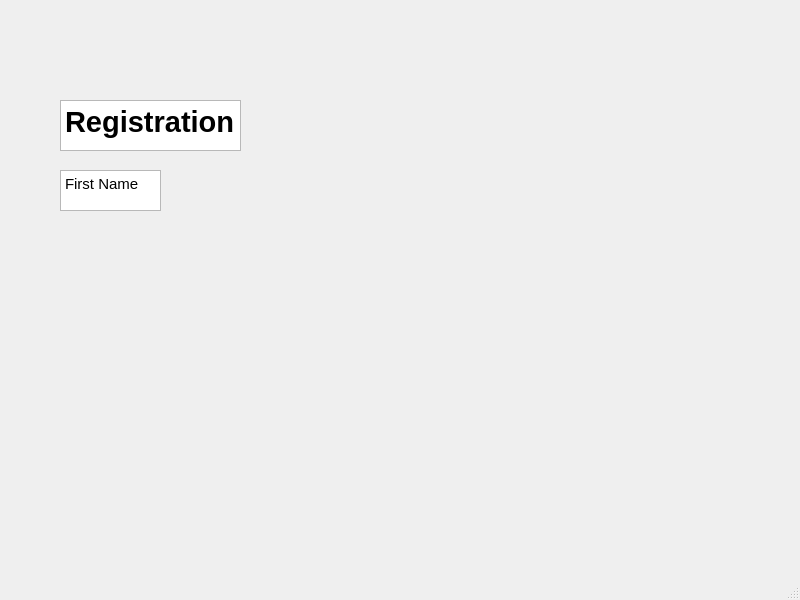
muazzamaqeel/Software-Project-CTS-5, file code/Staging_Environment/SP23/code/SP23/registration_window.ui: the form before one commit.
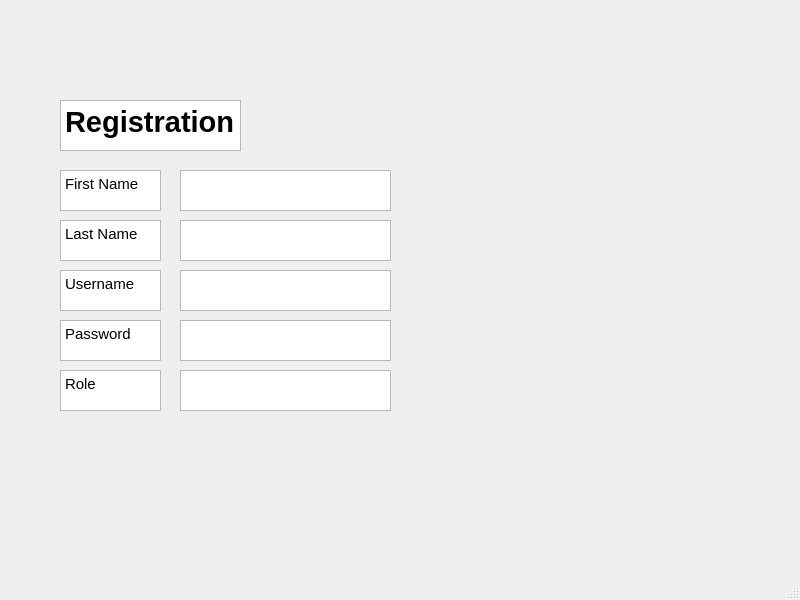
The form after the commit.

Diff of the .ui file:
```diff
--- a/code/Staging_Environment/SP23/code/SP23/registration_window.ui
+++ b/code/Staging_Environment/SP23/code/SP23/registration_window.ui
@@ -14,7 +14,47 @@
    <string>MainWindow</string>
   </property>
   <widget class="QWidget" name="centralwidget">
-   <widget class="QTextBrowser" name="textBrowser">
+   <widget class="QTextBrowser" name="textBrowser_5">
+    <property name="geometry">
+     <rect>
+      <x>60</x>
+      <y>320</y>
+      <width>101</width>
+      <height>41</height>
+     </rect>
+    </property>
+    <property name="html">
+     <string>&lt;!DOCTYPE HTML PUBLIC &quot;-//W3C//DTD HTML 4.0//EN&quot; &quot;http://www.w3.org/TR/REC-html40/strict.dtd&quot;&gt;
+&lt;html&gt;&lt;head&gt;&lt;meta name=&quot;qrichtext&quot; content=&quot;1&quot; /&gt;&lt;meta charset=&quot;utf-8&quot; /&gt;&lt;style type=&quot;text/css&quot;&gt;
+p, li { white-space: pre-wrap; }
+hr { height: 1px; border-width: 0; }
+li.unchecked::marker { content: &quot;\2610&quot;; }
+li.checked::marker { content: &quot;\2612&quot;; }
+&lt;/style&gt;&lt;/head&gt;&lt;body style=&quot; font-family:'Segoe UI'; font-size:9pt; font-weight:400; font-style:normal;&quot;&gt;
+&lt;p style=&quot; margin-top:0px; margin-bottom:0px; margin-left:0px; margin-right:0px; -qt-block-indent:0; text-indent:0px;&quot;&gt;&lt;span style=&quot; font-size:11pt;&quot;&gt;Password&lt;/span&gt;&lt;/p&gt;&lt;/body&gt;&lt;/html&gt;</string>
+    </property>
+   </widget>
+   <widget class="QTextEdit" name="textEdit">
+    <property name="geometry">
+     <rect>
+      <x>180</x>
+      <y>170</y>
+      <width>211</width>
+      <height>41</height>
+     </rect>
+    </property>
+   </widget>
+   <widget class="QTextEdit" name="textEdit_4">
+    <property name="geometry">
+     <rect>
+      <x>180</x>
+      <y>320</y>
+      <width>211</width>
+      <height>41</height>
+     </rect>
+    </property>
+   </widget>
+   <widget class="QTextBrowser" name="textBrowser_4">
     <property name="geometry">
      <rect>
       <x>60</x>
@@ -34,7 +74,77 @@
 &lt;p style=&quot; margin-top:0px; margin-bottom:0px; margin-left:0px; margin-right:0px; -qt-block-indent:0; text-indent:0px;&quot;&gt;&lt;span style=&quot; font-size:22pt; font-weight:700;&quot;&gt;Registration&lt;/span&gt;&lt;/p&gt;&lt;/body&gt;&lt;/html&gt;</string>
     </property>
    </widget>
-   <widget class="QTextBrowser" name="textBrowser_2">
+   <widget class="QTextBrowser" name="textBrowser_7">
+    <property name="geometry">
+     <rect>
+      <x>60</x>
+      <y>370</y>
+      <width>101</width>
+      <height>41</height>
+     </rect>
+    </property>
+    <property name="html">
+     <string>&lt;!DOCTYPE HTML PUBLIC &quot;-//W3C//DTD HTML 4.0//EN&quot; &quot;http://www.w3.org/TR/REC-html40/strict.dtd&quot;&gt;
+&lt;html&gt;&lt;head&gt;&lt;meta name=&quot;qrichtext&quot; content=&quot;1&quot; /&gt;&lt;meta charset=&quot;utf-8&quot; /&gt;&lt;style type=&quot;text/css&quot;&gt;
+p, li { white-space: pre-wrap; }
+hr { height: 1px; border-width: 0; }
+li.unchecked::marker { content: &quot;\2610&quot;; }
+li.checked::marker { content: &quot;\2612&quot;; }
+&lt;/style&gt;&lt;/head&gt;&lt;body style=&quot; font-family:'Segoe UI'; font-size:9pt; font-weight:400; font-style:normal;&quot;&gt;
+&lt;p style=&quot; margin-top:0px; margin-bottom:0px; margin-left:0px; margin-right:0px; -qt-block-indent:0; text-indent:0px;&quot;&gt;&lt;span style=&quot; font-size:11pt;&quot;&gt;Role&lt;/span&gt;&lt;/p&gt;&lt;/body&gt;&lt;/html&gt;</string>
+    </property>
+   </widget>
+   <widget class="QTextEdit" name="textEdit_3">
+    <property name="geometry">
+     <rect>
+      <x>180</x>
+      <y>270</y>
+      <width>211</width>
+      <height>41</height>
+     </rect>
+    </property>
+   </widget>
+   <widget class="QTextBrowser" name="textBrowser_3">
+    <property name="geometry">
+     <rect>
+      <x>60</x>
+      <y>220</y>
+      <width>101</width>
+      <height>41</height>
+     </rect>
+    </property>
+    <property name="html">
+     <string>&lt;!DOCTYPE HTML PUBLIC &quot;-//W3C//DTD HTML 4.0//EN&quot; &quot;http://www.w3.org/TR/REC-html40/strict.dtd&quot;&gt;
+&lt;html&gt;&lt;head&gt;&lt;meta name=&quot;qrichtext&quot; content=&quot;1&quot; /&gt;&lt;meta charset=&quot;utf-8&quot; /&gt;&lt;style type=&quot;text/css&quot;&gt;
+p, li { white-space: pre-wrap; }
+hr { height: 1px; border-width: 0; }
+li.unchecked::marker { content: &quot;\2610&quot;; }
+li.checked::marker { content: &quot;\2612&quot;; }
+&lt;/style&gt;&lt;/head&gt;&lt;body style=&quot; font-family:'Segoe UI'; font-size:9pt; font-weight:400; font-style:normal;&quot;&gt;
+&lt;p style=&quot; margin-top:0px; margin-bottom:0px; margin-left:0px; margin-right:0px; -qt-block-indent:0; text-indent:0px;&quot;&gt;&lt;span style=&quot; font-size:11pt;&quot;&gt;Last Name&lt;/span&gt;&lt;/p&gt;&lt;/body&gt;&lt;/html&gt;</string>
+    </property>
+   </widget>
+   <widget class="QTextEdit" name="textEdit_5">
+    <property name="geometry">
+     <rect>
+      <x>180</x>
+      <y>370</y>
+      <width>211</width>
+      <height>41</height>
+     </rect>
+    </property>
+   </widget>
+   <widget class="QTextEdit" name="textEdit_2">
+    <property name="geometry">
+     <rect>
+      <x>180</x>
+      <y>220</y>
+      <width>211</width>
+      <height>41</height>
+     </rect>
+    </property>
+   </widget>
+   <widget class="QTextBrowser" name="textBrowser_8">
     <property name="geometry">
      <rect>
       <x>60</x>
@@ -54,6 +164,26 @@
 &lt;p style=&quot; margin-top:0px; margin-bottom:0px; margin-left:0px; margin-right:0px; -qt-block-indent:0; text-indent:0px;&quot;&gt;&lt;span style=&quot; font-size:11pt;&quot;&gt;First Name&lt;/span&gt;&lt;/p&gt;&lt;/body&gt;&lt;/html&gt;</string>
     </property>
    </widget>
+   <widget class="QTextBrowser" name="textBrowser_6">
+    <property name="geometry">
+     <rect>
+      <x>60</x>
+      <y>270</y>
+      <width>101</width>
+      <height>41</height>
+     </rect>
+    </property>
+    <property name="html">
+     <string>&lt;!DOCTYPE HTML PUBLIC &quot;-//W3C//DTD HTML 4.0//EN&quot; &quot;http://www.w3.org/TR/REC-html40/strict.dtd&quot;&gt;
+&lt;html&gt;&lt;head&gt;&lt;meta name=&quot;qrichtext&quot; content=&quot;1&quot; /&gt;&lt;meta charset=&quot;utf-8&quot; /&gt;&lt;style type=&quot;text/css&quot;&gt;
+p, li { white-space: pre-wrap; }
+hr { height: 1px; border-width: 0; }
+li.unchecked::marker { content: &quot;\2610&quot;; }
+li.checked::marker { content: &quot;\2612&quot;; }
+&lt;/style&gt;&lt;/head&gt;&lt;body style=&quot; font-family:'Segoe UI'; font-size:9pt; font-weight:400; font-style:normal;&quot;&gt;
+&lt;p style=&quot; margin-top:0px; margin-bottom:0px; margin-left:0px; margin-right:0px; -qt-block-indent:0; text-indent:0px;&quot;&gt;&lt;span style=&quot; font-size:11pt;&quot;&gt;Username&lt;/span&gt;&lt;/p&gt;&lt;/body&gt;&lt;/html&gt;</string>
+    </property>
+   </widget>
   </widget>
   <widget class="QMenuBar" name="menubar">
    <property name="geometry">
```
Left out of the diff: 2 changed lines with no effect on the pictures.
